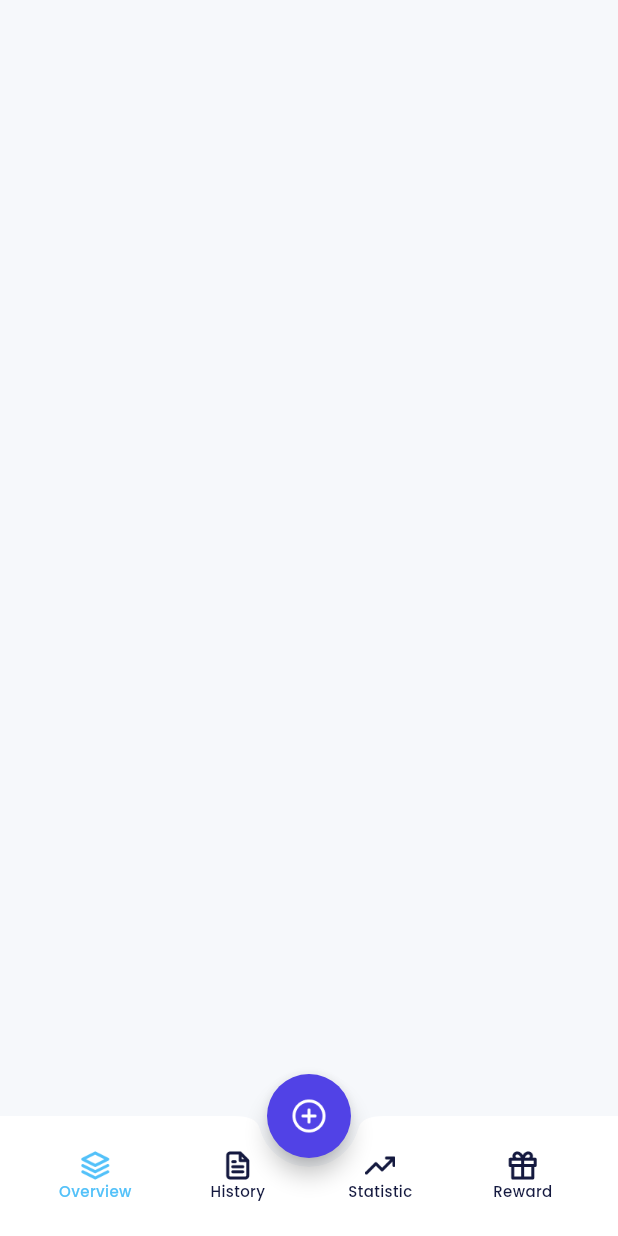
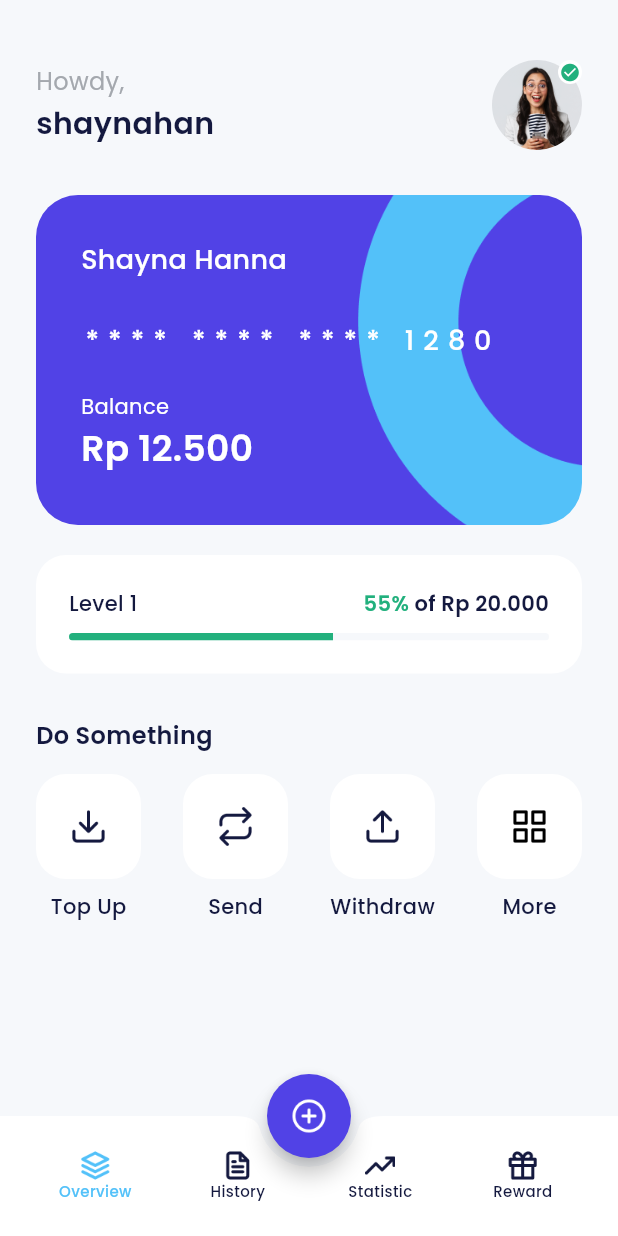
Before and after one commit to OnlyHans1/sha-ewallet, a Flutter app: the HomePage screen opened by its route, on a phone screen of 412 x 824 dp. Run offline on Flutter 3.47's test engine with Material 3 defaults, Android fonts, the phone set to English and light mode, and no system bars; our stand-ins replace carousel_slider, google_fonts.

Commit message:
feat: topnavbar profile, wallet, services

```diff
--- a/lib/ui/pages/home_page.dart
+++ b/lib/ui/pages/home_page.dart
@@ -1,4 +1,5 @@
 import 'package:bank_sha/shared/theme.dart';
+import 'package:bank_sha/ui/widgets/home_service_item.dart';
 import 'package:flutter/material.dart';
 
 class HomePage extends StatelessWidget {
@@ -69,6 +70,224 @@ class HomePage extends StatelessWidget {
         ),
       ),
       floatingActionButtonLocation: FloatingActionButtonLocation.centerDocked,
+      body: ListView(
+        padding: const EdgeInsets.symmetric(horizontal: 24),
+        children: [
+          buildProfile(),
+          buildWalletCard(),
+          buildLevel(),
+          buildServices(),
+        ],
+      ),
+    );
+  }
+
+  Widget buildProfile() {
+    return Container(
+      margin: const EdgeInsets.only(
+        top: 40,
+      ),
+      child: Row(
+        mainAxisAlignment: MainAxisAlignment.spaceBetween,
+        children: [
+          Column(
+            crossAxisAlignment: CrossAxisAlignment.start,
+            children: [
+              Text(
+                'Howdy,',
+                style: grayTextStyle.copyWith(fontSize: 16),
+              ),
+              const SizedBox(
+                height: 2,
+              ),
+              Text(
+                'shaynahan',
+                style: blackTextStyle.copyWith(
+                  fontSize: 20,
+                  fontWeight: semiBold,
+                ),
+              )
+            ],
+          ),
+          Container(
+            width: 60,
+            height: 60,
+            decoration: const BoxDecoration(
+              shape: BoxShape.circle,
+              image: DecorationImage(
+                image: AssetImage(
+                  'assets/img_profile.png',
+                ),
+              ),
+            ),
+            child: Align(
+              alignment: Alignment.topRight,
+              child: Container(
+                width: 16,
+                height: 16,
+                decoration:
+                    BoxDecoration(shape: BoxShape.circle, color: whiteColor),
+                child: Center(
+                  child: Icon(
+                    Icons.check_circle,
+                    color: greenColor,
+                    size: 14,
+                  ),
+                ),
+              ),
+            ),
+          ),
+        ],
+      ),
+    );
+  }
+
+  Widget buildWalletCard() {
+    return Container(
+      width: double.infinity,
+      height: 220,
+      margin: const EdgeInsets.only(
+        top: 30,
+      ),
+      padding: const EdgeInsets.all(30),
+      decoration: BoxDecoration(
+        borderRadius: BorderRadius.circular(28),
+        image: const DecorationImage(
+          fit: BoxFit.cover,
+          image: AssetImage('assets/img_bg_card.png'),
+        ),
+      ),
+      child: Column(
+        crossAxisAlignment: CrossAxisAlignment.start,
+        children: [
+          Text(
+            'Shayna Hanna',
+            style: whiteTextStyle.copyWith(
+              fontSize: 18,
+              fontWeight: medium,
+            ),
+          ),
+          const SizedBox(
+            height: 28,
+          ),
+          Text(
+            '**** **** **** 1280',
+            style: whiteTextStyle.copyWith(
+              fontSize: 18,
+              fontWeight: medium,
+              letterSpacing: 6,
+            ),
+          ),
+          const SizedBox(
+            height: 21,
+          ),
+          Text(
+            'Balance',
+            style: whiteTextStyle,
+          ),
+          Text(
+            'Rp 12.500',
+            style: whiteTextStyle.copyWith(
+              fontWeight: semiBold,
+              fontSize: 24,
+            ),
+          ),
+        ],
+      ),
+    );
+  }
+
+  Widget buildLevel() {
+    return Container(
+      margin: const EdgeInsets.only(
+        top: 20,
+      ),
+      padding: const EdgeInsets.all(22),
+      decoration: BoxDecoration(
+          borderRadius: BorderRadius.circular(20), color: whiteColor),
+      child: Column(
+        children: [
+          Row(
+            children: [
+              Text(
+                'Level 1',
+                style: blackTextStyle.copyWith(
+                  fontWeight: medium,
+                ),
+              ),
+              const Spacer(),
+              Text(
+                '55%',
+                style: greenTextStyle.copyWith(fontWeight: semiBold),
+              ),
+              Text(
+                ' of Rp 20.000',
+                style: blackTextStyle.copyWith(fontWeight: semiBold),
+              ),
+            ],
+          ),
+          const SizedBox(
+            height: 10,
+          ),
+          ClipRRect(
+            borderRadius: BorderRadius.circular(55),
+            child: LinearProgressIndicator(
+              value: 0.55,
+              minHeight: 5,
+              valueColor: AlwaysStoppedAnimation(greenColor),
+              backgroundColor: lightBackgroundColor,
+            ),
+          ),
+        ],
+      ),
+    );
+  }
+
+  Widget buildServices() {
+    return Container(
+      margin: const EdgeInsets.only(
+        top: 30
+      ),
+      child: Column(
+        crossAxisAlignment: CrossAxisAlignment.start,
+        children: [
+          Text(
+            'Do Something',
+            style: blackTextStyle.copyWith(
+              fontWeight: semiBold,
+              fontSize: 16,
+            ),
+          ),
+          const SizedBox(
+            height: 14,
+          ),
+          Row(
+            mainAxisAlignment: MainAxisAlignment.spaceBetween,
+            children: [
+              HomeServiceItem(
+                iconUrl: 'assets/ic_topup.png',
+                title: 'Top Up',
+                onTap: () {},
+              ),
+              HomeServiceItem(
+                iconUrl: 'assets/ic_send.png',
+                title: 'Send',
+                onTap: () {},
+              ),
+              HomeServiceItem(
+                iconUrl: 'assets/ic_withdraw.png',
+                title: 'Withdraw',
+                onTap: () {},
+              ),
+              HomeServiceItem(
+                iconUrl: 'assets/ic_more.png',
+                title: 'More',
+                onTap: () {},
+              ),
+            ],
+          ),
+        ],
+      ),
     );
   }
 }
--- /dev/null
+++ b/lib/ui/widgets/home_service_item.dart
@@ -0,0 +1,46 @@
+import 'package:bank_sha/shared/theme.dart';
+import 'package:flutter/material.dart';
+
+class HomeServiceItem extends StatelessWidget {
+  final String iconUrl;
+  final String title;
+  final VoidCallback? onTap;
+
+  const HomeServiceItem({
+    Key? key,
+    required this.iconUrl,
+    required this.title,
+    this.onTap,
+  }): super(key: key);
+
+  @override
+  Widget build(BuildContext context) {
+    return Column(
+      children: [
+        Container(
+          width: 70,
+          height: 70,
+          margin: const EdgeInsets.only(
+            bottom: 8,
+          ),
+          decoration: BoxDecoration(
+            borderRadius: BorderRadius.circular(20),
+            color: whiteColor
+          ),
+          child: Center(
+            child: Image.asset(
+              iconUrl,
+              width: 26,
+            ),
+          ),
+        ),
+        Text(
+          title,
+          style: blackTextStyle.copyWith(
+            fontWeight: medium
+          ),
+        ),
+      ],
+    );
+  }
+}
```
